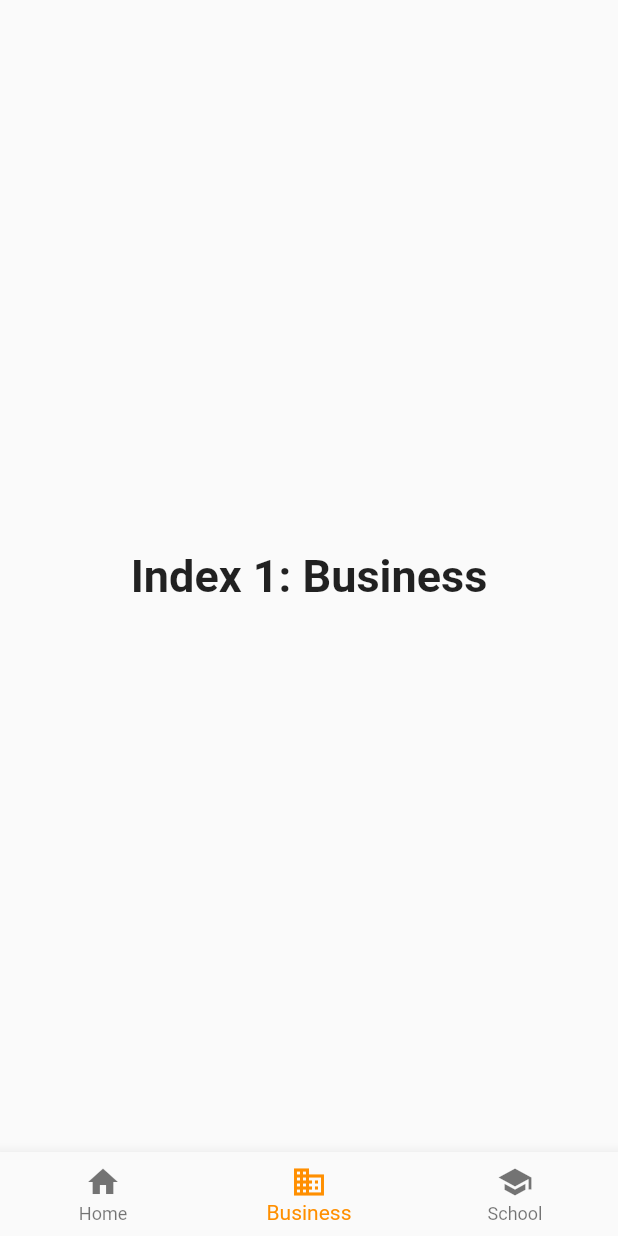
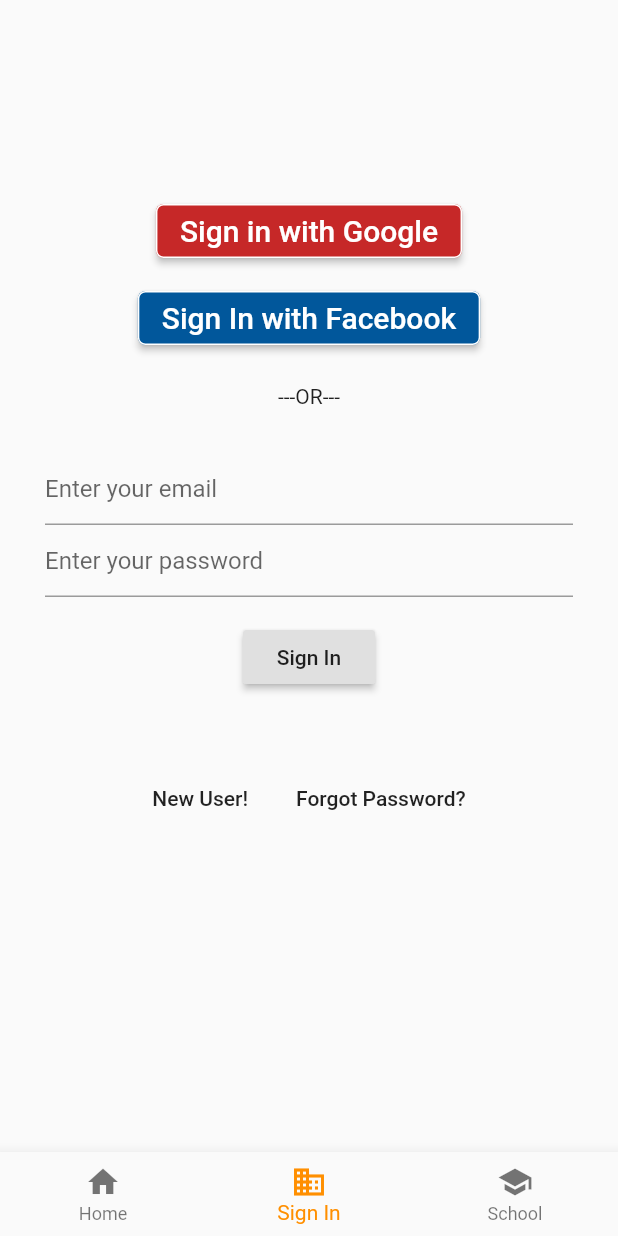
Before and after one commit to mandeepika/ActivitreeFlutter, a Flutter app: the screen it shows after launch, item 2 of the bottom bar chosen, on a phone screen of 412 x 824 dp. Run offline on Flutter 3.47's test engine with Material 2 defaults, Android fonts, the phone set to English and light mode, and no system bars.

Commit message:
Sign In Page

```diff
--- a/lib/main.dart
+++ b/lib/main.dart
@@ -21,7 +21,7 @@ class MyApp extends StatelessWidget {
         // or simply save your changes to "hot reload" in a Flutter IDE).
         // Notice that the counter didn't reset back to zero; the application
         // is not restarted.
-        primarySwatch: Colors.blue,
+        primarySwatch: Colors.teal,
         // This makes the visual density adapt to the platform that you run
         // the app on. For desktop platforms, the controls will be smaller and
         // closer together (more dense) than on mobile platforms.
--- a/lib/nav.dart
+++ b/lib/nav.dart
@@ -1,4 +1,5 @@
 import 'package:activitree_edu_flutter/home.dart';
+import 'package:activitree_edu_flutter/signin.dart';
 import 'package:flutter/material.dart';
 import 'package:flutter/widgets.dart';
 
@@ -17,10 +18,7 @@ class _NavState extends State<Nav> {
 
   static List<Widget> _widgetOptions = <Widget>[
     MyHomePage(title: 'Flutter Demo Home Page'),
-    Text(
-      'Index 1: Business',
-      style: optionStyle,
-    ),
+    SignIn(),
     Text(
       'Me',
       style: optionStyle,
@@ -47,7 +45,7 @@ class _NavState extends State<Nav> {
           ),
           BottomNavigationBarItem(
             icon: Icon(Icons.business),
-            title: Text('Business'),
+            title: Text('Sign In'),
           ),
           BottomNavigationBarItem(
             icon: Icon(Icons.school),
--- /dev/null
+++ b/lib/signin.dart
@@ -0,0 +1,128 @@
+import 'package:flutter/widgets.dart';
+import 'package:flutter/material.dart';
+
+class SignIn extends StatelessWidget {
+  // This widget is the root of your application.
+    SignIn({Key key}) : super(key: key);
+    final _formKey = GlobalKey<FormState>();
+    static const String _title = 'Flutter Code Sample';
+
+  @override
+  Widget build(BuildContext context) {
+    return new Scaffold(
+      resizeToAvoidBottomInset: false,
+      body:
+      SingleChildScrollView(
+      child: Column(
+        mainAxisSize: MainAxisSize.min,
+        children: <Widget>[
+          const SizedBox(height: 130),
+          RaisedButton(
+            onPressed: () {},
+            child: const Text('Sign in with Google', style: TextStyle(fontSize: 20)),
+            textColor: Colors.white,
+            color: Colors.red[800],
+            shape: RoundedRectangleBorder(
+            borderRadius: BorderRadius.circular(5.0),
+            side: BorderSide(color: Colors.white)
+          ),
+
+          ),
+          const SizedBox(height: 10),
+                    RaisedButton(
+            onPressed: () {},
+            child: const Text('Sign In with Facebook', style: TextStyle(fontSize: 20)),
+            textColor: Colors.white,
+            color: Colors.lightBlue[900],
+            shape: RoundedRectangleBorder(
+            borderRadius: BorderRadius.circular(5.0),
+            side: BorderSide(color: Colors.white)
+          ),
+          ),
+          const SizedBox(height: 20),
+          Text('---OR---'),
+          //const SizedBox(height: 30),
+          new Container(
+          margin: const EdgeInsets.all(30.0),
+          child: Form(
+          key: _formKey,
+          child: Column(
+        crossAxisAlignment: CrossAxisAlignment.center,
+        mainAxisAlignment: MainAxisAlignment.center,
+        children: <Widget>[
+          TextFormField(
+            //padding: const EdgeInsets.all(20),
+            decoration: const InputDecoration(
+              hintText: 'Enter your email',
+
+            ),
+
+            validator: (value) {
+              if (value.isEmpty) {
+                return 'Please enter some text';
+              }
+              return null;
+            },
+          ),
+                   TextFormField(
+            //padding: const EdgeInsets.all(20),
+            decoration: const InputDecoration(
+              hintText: 'Enter your password',
+
+            ),
+
+            validator: (value) {
+              if (value.isEmpty) {
+                return 'Please enter some text';
+              }
+              return null;
+            },
+          ),
+          Padding(
+            padding: const EdgeInsets.all(16.0),
+            child: RaisedButton(
+              onPressed: () {
+                // Validate will return true if the form is valid, or false if
+                // the form is invalid.
+                if (_formKey.currentState.validate()) {
+                  // Process data.
+                }
+              },
+              child: Text('Sign In'),
+            ),
+          ),
+        ],
+      ),
+    )
+          ),
+
+          Row(
+            mainAxisAlignment: MainAxisAlignment.center,
+            children: [
+     FlatButton(
+       //padding: const EdgeInsets.only(left: 20.0,),
+      onPressed: () {
+        /*...*/
+      },
+      child: Text(
+        "New User!",
+      ),
+    ),
+    FlatButton(
+       // padding: const EdgeInsets.only(left: 190.0,),
+      onPressed: () {
+        /*...*/
+      },
+      child: Text(
+
+        "Forgot Password?",
+      ),
+    )
+        ],)
+        ],
+      ),
+    ));
+
+  //return Text("Haaaai friendsss yooo!");
+  }
+}
```
